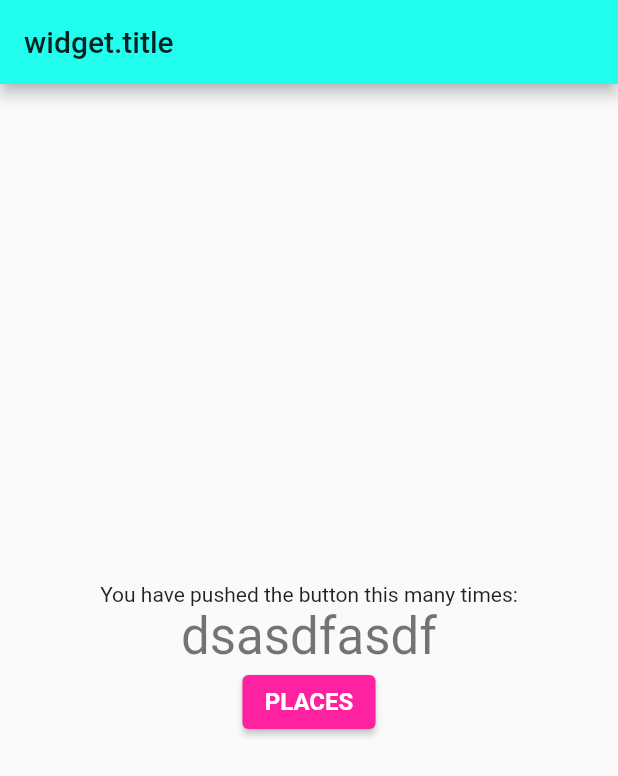
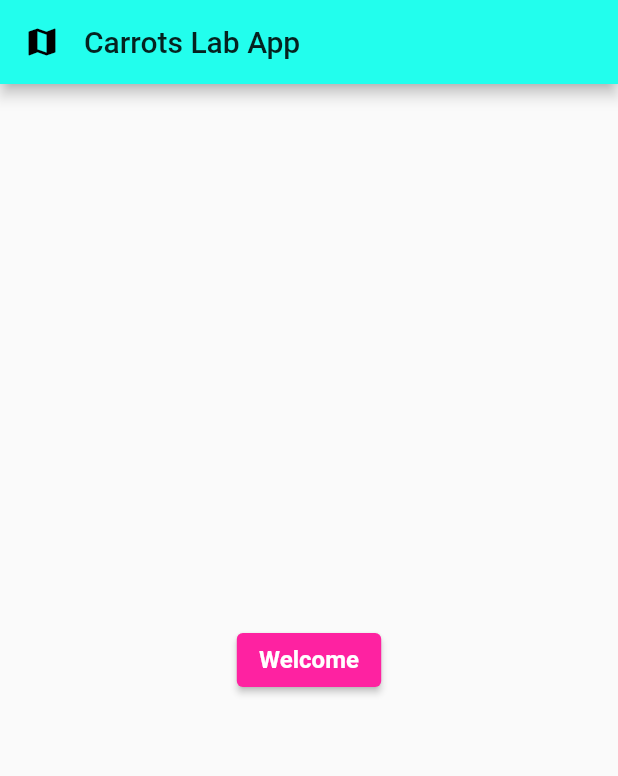
Before and after one commit to Ossyyrr/carrotLabApp, a Flutter app: the screen it shows after launch, on a phone screen of 412 x 824 dp. Shown: the top 776 px of the screen. Run offline on Flutter 3.47's test engine with Material 2 defaults, Android fonts, the phone set to English and light mode, and no system bars; Roboto replaces fonts that are missing (Montserrat).

Commit message:
Added l10n

```diff
--- /dev/null
+++ b/lib/l10n/intl_en.arb
@@ -0,0 +1,3 @@
+{
+    "welcome": "Welcome"
+}
--- /dev/null
+++ b/lib/l10n/intl_es.arb
@@ -0,0 +1,3 @@
+{
+    "welcome": "Bienvenido"
+}
--- a/lib/main.dart
+++ b/lib/main.dart
@@ -1,6 +1,8 @@
 import 'package:carrotslabapp/src/constants/theme_data.dart';
 import 'package:carrotslabapp/src/screens/HomeScreen/index.dart';
 import 'package:flutter/material.dart';
+import 'package:flutter_localizations/flutter_localizations.dart';
+import './generated/l10n.dart';
 
 void main() {
   runApp(MyApp());
@@ -13,6 +15,13 @@ class MyApp extends StatelessWidget {
       title: 'Flutter Demo',
       theme: themeDataApp(),
       home: Homescreen(),
+      localizationsDelegates: [
+        GlobalMaterialLocalizations.delegate,
+        GlobalCupertinoLocalizations.delegate,
+        GlobalWidgetsLocalizations.delegate,
+        AppLocalization.delegate,
+      ],
+      supportedLocales: AppLocalization.delegate.supportedLocales,
     );
   }
 }
--- a/lib/src/constants/theme_data.dart
+++ b/lib/src/constants/theme_data.dart
@@ -1,6 +1,6 @@
 import 'package:flutter/material.dart';
 
-bool isSmallDevice(MediaQueryData mediaQuery) => mediaQuery.size.width < 340;
+bool isSmallDevice(MediaQueryData mediaQuery) => mediaQuery.size.width < 341;
 bool isMobileDevice(MediaQueryData mediaQuery) => mediaQuery.size.width < 481;
 
 ThemeData themeDataApp() {
--- a/lib/src/screens/HomeScreen/index.dart
+++ b/lib/src/screens/HomeScreen/index.dart
@@ -1,5 +1,6 @@
 import 'package:carrotslabapp/src/screens/PlacesScreen/index.dart';
 import 'package:flutter/material.dart';
+import '../../../generated/l10n.dart';
 
 class Homescreen extends StatefulWidget {
   Homescreen({Key? key}) : super(key: key);
@@ -13,23 +14,18 @@ class _HomescreenState extends State<Homescreen> {
   Widget build(BuildContext context) {
     return Scaffold(
       appBar: AppBar(
-        title: Text('widget.title'),
+        leading: Icon(Icons.map),
+        titleSpacing: 0,
+        title: Text('Carrots Lab App'),
       ),
       body: Center(
         child: Column(
           mainAxisAlignment: MainAxisAlignment.center,
           children: <Widget>[
-            Text(
-              'You have pushed the button this many times:',
-            ),
-            Text(
-              'dsasdfasdf',
-              style: Theme.of(context).textTheme.headline4,
-            ),
             ElevatedButton(
                 onPressed: () => Navigator.of(context, rootNavigator: true)
                     .pushReplacement(PlacesScreen.route()),
-                child: Text('PLACES'))
+                child: Text(AppLocalization.of(context).welcome))
           ],
         ),
       ),
```
Also changed, not shown: lib/src/screens/PlacesScreen/index.dart (+12 -2 lines), pubspec.yaml (+7 -4 lines), lib/generated/intl/messages_all.dart (added), lib/generated/intl/messages_en.dart (added), lib/generated/intl/messages_es.dart (added), lib/generated/l10n.dart (added), pubspec.lock, 1 other file.
